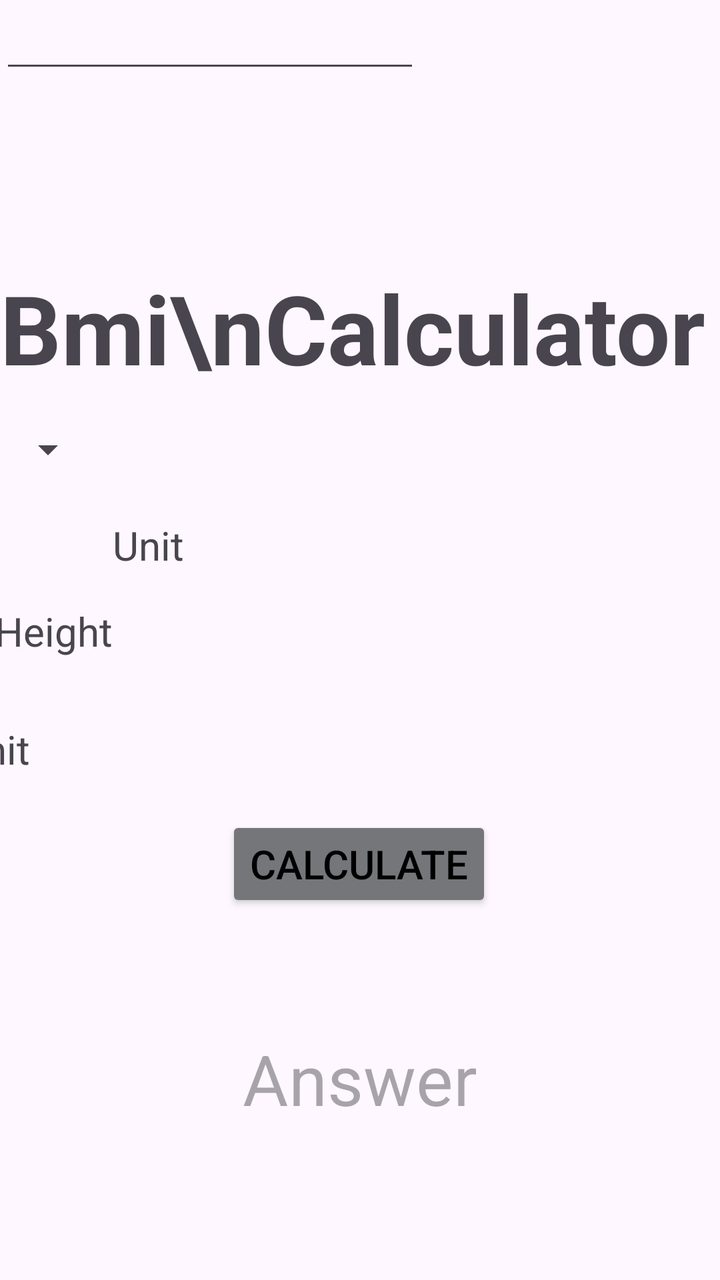
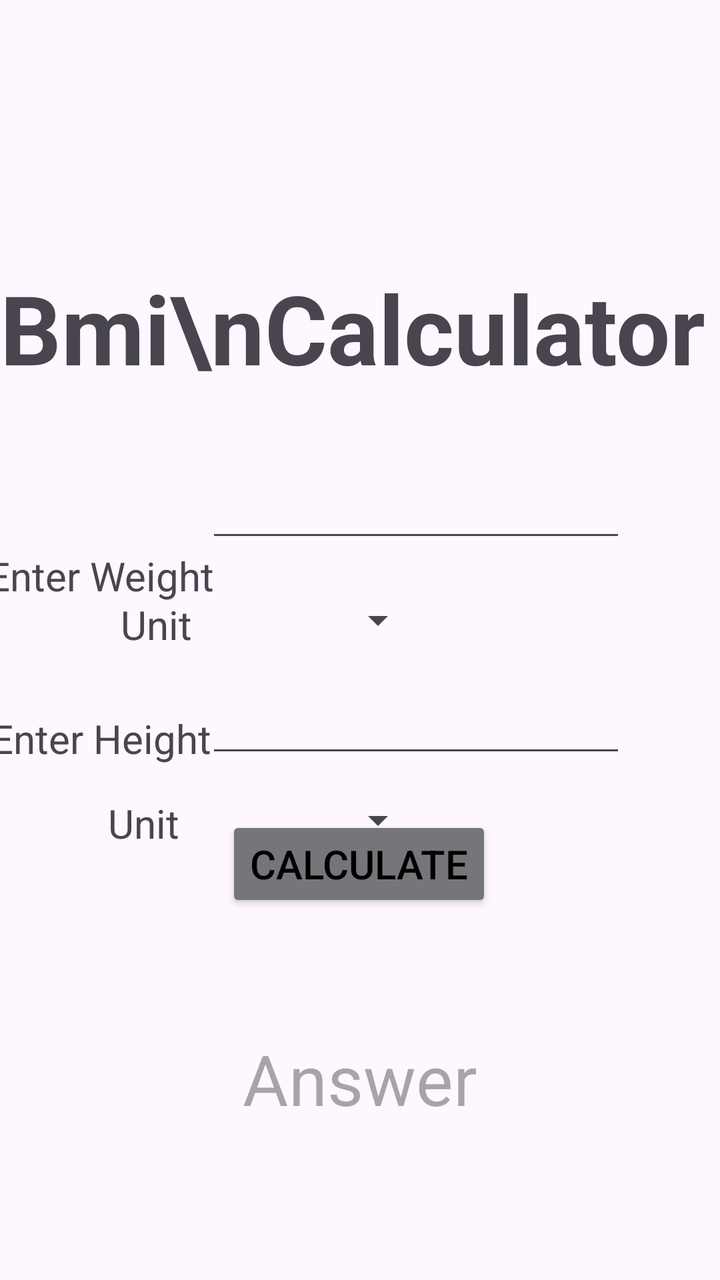

Before-and-after screenshots of an Android layout around one commit, followed by the original layout XML and the change that was made.
<!-- AndroidManifest.xml: application theme Theme.Task2 -->
<!-- res/layout/activity_bmi.xml -->
<?xml version="1.0" encoding="utf-8"?>
<androidx.constraintlayout.widget.ConstraintLayout xmlns:android="http://schemas.android.com/apk/res/android"
    xmlns:app="http://schemas.android.com/apk/res-auto"
    xmlns:tools="http://schemas.android.com/tools"
    android:id="@+id/main"
    android:layout_width="match_parent"
    android:layout_height="match_parent"
    tools:context=".get_started">

    <TextView
        android:id="@+id/bmi"
        android:layout_width="wrap_content"
        android:layout_height="wrap_content"
        android:text="    Bmi\nCalculator"
        android:textSize="48sp"
        android:textStyle="bold"
        app:layout_constraintBottom_toBottomOf="parent"
        app:layout_constraintEnd_toEndOf="parent"
        app:layout_constraintHorizontal_bias="0.548"
        app:layout_constraintStart_toStartOf="parent"
        app:layout_constraintTop_toTopOf="parent"
        app:layout_constraintVertical_bias="0.145" />

    <TextView
        android:id="@+id/weight"
        android:layout_width="wrap_content"
        android:layout_height="wrap_content"
        android:layout_marginTop="72dp"
        android:text="Enter Weight"
        android:textSize="20sp"
        app:layout_constraintBottom_toTopOf="@+id/unitW"
        app:layout_constraintEnd_toStartOf="@+id/typeWeight"
        app:layout_constraintHorizontal_bias="0.484"
        app:layout_constraintStart_toStartOf="parent"
        app:layout_constraintTop_toBottomOf="@+id/bmi"
        app:layout_constraintVertical_bias="0.0" />

    <TextView
        android:id="@+id/height"
        android:layout_width="wrap_content"
        android:layout_height="wrap_content"
        android:layout_marginBottom="32dp"
        android:text="Enter Height"
        android:textSize="20sp"
        app:layout_constraintBottom_toTopOf="@+id/textView8"
        app:layout_constraintEnd_toStartOf="@+id/typeHeight"
        app:layout_constraintHorizontal_bias="0.493"
        app:layout_constraintStart_toStartOf="parent" />

    <EditText
        android:id="@+id/typeWeight"
        android:layout_width="wrap_content"
        android:layout_height="wrap_content"
        android:layout_marginBottom="32dp"
        android:ems="10"
        android:inputType="text"
        app:layout_constraintBottom_toTopOf="@+id/weightsp"
        app:layout_constraintEnd_toEndOf="parent"
        app:layout_constraintHorizontal_bias="0.731"
        app:layout_constraintStart_toStartOf="parent"
        app:layout_constraintTop_toTopOf="parent"
        app:layout_constraintVertical_bias="1.0" />

    <EditText
        android:id="@+id/typeHeight"
        android:layout_width="wrap_content"
        android:layout_height="wrap_content"
        android:ems="10"
        android:inputType="text"
        tools:layout_editor_absoluteX="185dp"
        tools:layout_editor_absoluteY="382dp" />

    <TextView
        android:id="@+id/unitW"
        android:layout_width="wrap_content"
        android:layout_height="wrap_content"
        android:layout_marginBottom="16dp"
        android:text="Unit"
        android:textSize="20sp"
        app:layout_constraintBottom_toTopOf="@+id/height"
        app:layout_constraintEnd_toStartOf="@+id/weightsp"
        app:layout_constraintHorizontal_bias="0.466"
        app:layout_constraintStart_toStartOf="parent" />

    <Spinner
        android:id="@+id/weightsp"
        android:layout_width="wrap_content"
        android:layout_height="wrap_content"
        android:layout_marginBottom="16dp"
        android:hint="select"
        android:textSize="20sp"
        app:layout_constraintBottom_toTopOf="@+id/typeHeight"
        app:layout_constraintEnd_toEndOf="parent"
        app:layout_constraintHorizontal_bias="0.501"
        app:layout_constraintStart_toStartOf="parent" />

    <Spinner
        android:id="@+id/heightsp"
        android:layout_width="wrap_content"
        android:layout_height="wrap_content"
        android:text="To"
        android:textSize="20sp"
        app:layout_constraintBottom_toTopOf="@+id/button2"
        app:layout_constraintTop_toBottomOf="@+id/typeHeight"
        tools:layout_editor_absoluteX="153dp" />

    <TextView
        android:id="@+id/textView8"
        android:layout_width="wrap_content"
        android:layout_height="wrap_content"
        android:layout_marginBottom="252dp"
        android:text="Unit"
        android:textSize="20sp"
        app:layout_constraintBottom_toBottomOf="parent"
        app:layout_constraintEnd_toStartOf="@+id/heightsp"
        app:layout_constraintHorizontal_bias="0.593"
        app:layout_constraintStart_toStartOf="parent" />

    <Button
        android:id="@+id/button2"
        android:layout_width="wrap_content"
        android:layout_height="wrap_content"
        android:layout_marginBottom="184dp"
        android:backgroundTint="@color/material_dynamic_neutral50"
        android:text="Calculate"
        android:textColor="@color/black"
        android:textSize="20sp"
        app:cornerRadius="35dp"
        app:layout_constraintBottom_toBottomOf="parent"
        app:layout_constraintEnd_toEndOf="parent"
        app:layout_constraintHorizontal_bias="0.498"
        app:layout_constraintStart_toStartOf="parent" />

    <TextView
        android:id="@+id/textView9"
        android:layout_width="wrap_content"
        android:layout_height="wrap_content"
        android:layout_marginTop="60dp"
        android:layout_marginBottom="92dp"
        android:hint="Answer"
        android:textSize="35dp"
        app:layout_constraintBottom_toBottomOf="parent"
        app:layout_constraintEnd_toEndOf="parent"
        app:layout_constraintStart_toStartOf="parent"
        app:layout_constraintTop_toBottomOf="@+id/button2"
        app:layout_constraintVertical_bias="0.0" />

</androidx.constraintlayout.widget.ConstraintLayout>
<!-- resources referenced by this layout -->
<resources>
  <color name="black">#FF000000</color>
  <style name="Theme.Task2" parent="Base.Theme.Task2" />
  <style name="Base.Theme.Task2" parent="Theme.Material3.DayNight.NoActionBar">
          
          
      </style>
</resources>

<!-- the commit's change to res/layout/activity_bmi.xml (unified diff, before → after) -->
@@ -28,24 +28,26 @@
         android:layout_marginTop="72dp"
         android:text="Enter Weight"
         android:textSize="20sp"
-        app:layout_constraintBottom_toTopOf="@+id/unitW"
+        app:layout_constraintBottom_toBottomOf="parent"
         app:layout_constraintEnd_toStartOf="@+id/typeWeight"
-        app:layout_constraintHorizontal_bias="0.484"
+        app:layout_constraintHorizontal_bias="0.64"
         app:layout_constraintStart_toStartOf="parent"
         app:layout_constraintTop_toBottomOf="@+id/bmi"
-        app:layout_constraintVertical_bias="0.0" />
+        app:layout_constraintVertical_bias="0.018" />
 
     <TextView
         android:id="@+id/height"
         android:layout_width="wrap_content"
         android:layout_height="wrap_content"
-        android:layout_marginBottom="32dp"
+        android:layout_marginBottom="24dp"
         android:text="Enter Height"
         android:textSize="20sp"
-        app:layout_constraintBottom_toTopOf="@+id/textView8"
+        app:layout_constraintBottom_toBottomOf="parent"
         app:layout_constraintEnd_toStartOf="@+id/typeHeight"
-        app:layout_constraintHorizontal_bias="0.493"
-        app:layout_constraintStart_toStartOf="parent" />
+        app:layout_constraintHorizontal_bias="0.689"
+        app:layout_constraintStart_toStartOf="parent"
+        app:layout_constraintTop_toTopOf="parent"
+        app:layout_constraintVertical_bias="0.604" />
 
     <EditText
         android:id="@+id/typeWeight"
@@ -54,12 +56,13 @@
         android:layout_marginBottom="32dp"
         android:ems="10"
         android:inputType="text"
-        app:layout_constraintBottom_toTopOf="@+id/weightsp"
+
+        app:layout_constraintBottom_toBottomOf="parent"
         app:layout_constraintEnd_toEndOf="parent"
-        app:layout_constraintHorizontal_bias="0.731"
+        app:layout_constraintHorizontal_bias="0.686"
         app:layout_constraintStart_toStartOf="parent"
         app:layout_constraintTop_toTopOf="parent"
-        app:layout_constraintVertical_bias="1.0" />
+        app:layout_constraintVertical_bias="0.414" />
 
     <EditText
         android:id="@+id/typeHeight"
@@ -67,8 +70,12 @@
         android:layout_height="wrap_content"
         android:ems="10"
         android:inputType="text"
-        tools:layout_editor_absoluteX="185dp"
-        tools:layout_editor_absoluteY="382dp" />
+        app:layout_constraintBottom_toBottomOf="parent"
+        app:layout_constraintEnd_toEndOf="parent"
+        app:layout_constraintHorizontal_bias="0.686"
+        app:layout_constraintStart_toStartOf="parent"
+        app:layout_constraintTop_toTopOf="parent"
+        app:layout_constraintVertical_bias="0.572" />
 
     <TextView
         android:id="@+id/unitW"
@@ -77,22 +84,24 @@
         android:layout_marginBottom="16dp"
         android:text="Unit"
         android:textSize="20sp"
-        app:layout_constraintBottom_toTopOf="@+id/height"
+        app:layout_constraintBottom_toBottomOf="parent"
         app:layout_constraintEnd_toStartOf="@+id/weightsp"
         app:layout_constraintHorizontal_bias="0.466"
-        app:layout_constraintStart_toStartOf="parent" />
+        app:layout_constraintStart_toStartOf="parent"
+        app:layout_constraintTop_toTopOf="parent" />
 
     <Spinner
         android:id="@+id/weightsp"
         android:layout_width="wrap_content"
         android:layout_height="wrap_content"
-        android:layout_marginBottom="16dp"
+        android:layout_marginBottom="20dp"
         android:hint="select"
         android:textSize="20sp"
-        app:layout_constraintBottom_toTopOf="@+id/typeHeight"
+        app:layout_constraintBottom_toBottomOf="parent"
         app:layout_constraintEnd_toEndOf="parent"
-        app:layout_constraintHorizontal_bias="0.501"
-        app:layout_constraintStart_toStartOf="parent" />
+        app:layout_constraintHorizontal_bias="0.529"
+        app:layout_constraintStart_toStartOf="parent"
+        app:layout_constraintTop_toTopOf="parent" />
 
     <Spinner
         android:id="@+id/heightsp"
@@ -100,21 +109,25 @@
         android:layout_height="wrap_content"
         android:text="To"
         android:textSize="20sp"
-        app:layout_constraintBottom_toTopOf="@+id/button2"
-        app:layout_constraintTop_toBottomOf="@+id/typeHeight"
-        tools:layout_editor_absoluteX="153dp" />
+        app:layout_constraintBottom_toBottomOf="parent"
+        app:layout_constraintEnd_toEndOf="parent"
+        app:layout_constraintHorizontal_bias="0.529"
+        app:layout_constraintStart_toStartOf="parent"
+        app:layout_constraintTop_toTopOf="parent"
+        app:layout_constraintVertical_bias="0.646" />
 
     <TextView
         android:id="@+id/textView8"
         android:layout_width="wrap_content"
         android:layout_height="wrap_content"
-        android:layout_marginBottom="252dp"
         android:text="Unit"
         android:textSize="20sp"
         app:layout_constraintBottom_toBottomOf="parent"
-        app:layout_constraintEnd_toStartOf="@+id/heightsp"
-        app:layout_constraintHorizontal_bias="0.593"
-        app:layout_constraintStart_toStartOf="parent" />
+        app:layout_constraintEnd_toEndOf="parent"
+        app:layout_constraintHorizontal_bias="0.167"
+        app:layout_constraintStart_toStartOf="parent"
+        app:layout_constraintTop_toTopOf="parent"
+        app:layout_constraintVertical_bias="0.649" />
 
     <Button
         android:id="@+id/button2"
